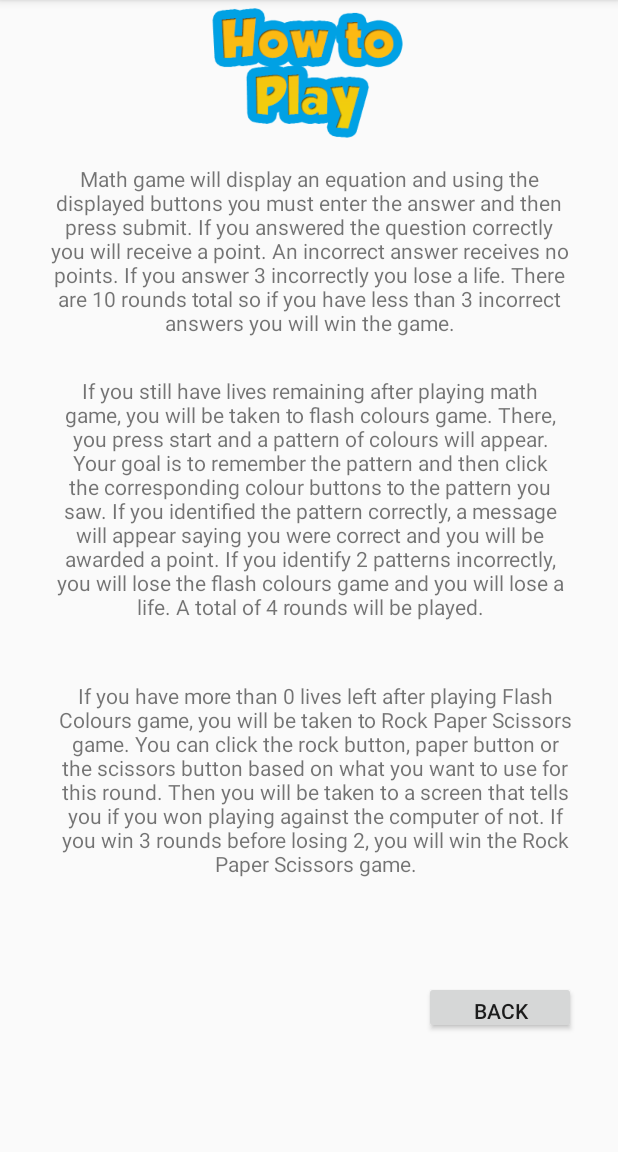
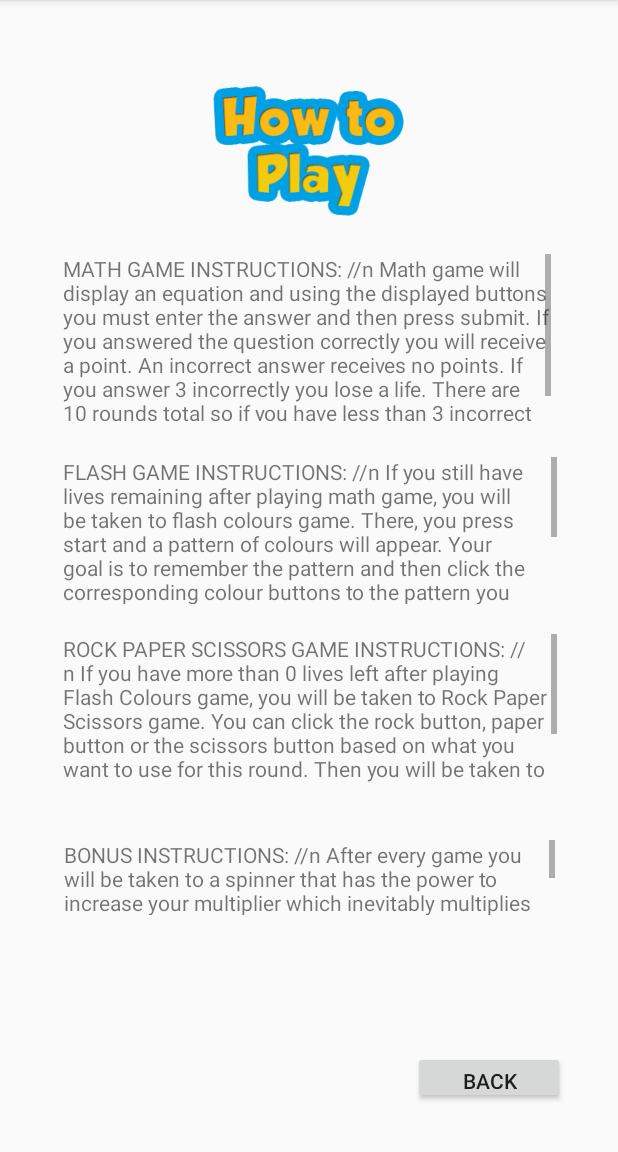
Before and after one commit to CraigP17/GameBoi-CSC207, an Android app: the Instructions screen opened directly, with no data from a screen before it, on a phone screen of 412 x 824 dp, the part 84-1236 px from its top. Run offline under Robolectric (Android 15) with nearby library versions, the phone set to English and light mode, and no system bars.

Commit message:
added scroll feature to instructions.

```diff
--- a/phase2/app/src/main/java/com/example/gameboi/RockPaperScissors/RockPaperScissors.java
+++ b/phase2/app/src/main/java/com/example/gameboi/RockPaperScissors/RockPaperScissors.java
@@ -7,6 +7,7 @@ import android.view.View;
 
 import android.widget.ImageView;
 import android.widget.TextView;
+import android.widget.Toast;
 
 import com.example.gameboi.ScorePages.FlashLoss;
 import com.example.gameboi.ScorePages.FlashWin;
@@ -56,8 +57,16 @@ public class RockPaperScissors extends AppCompatActivity {
         HashMap<String, String> winnersRpS = buildMap();
 
         Random rand = new Random();
-        //if this button is for rock
         String computerchoice = arr[rand.nextInt(arr.length)];
+
+        if (computerchoice == "Scissors" && playerValue == "Rock") {
+            player.foundHiddenfeature();
+            Toast toast = Toast.makeText(this, "Congrats! You unlocked the hidden " +
+                    "feature, you're multiplier doubles!", Toast.LENGTH_SHORT);
+            toast.show();
+        }
+
+
         if (winnersRpS.get(playerValue).equals(computerchoice)) {
             //user wins, do add to wins
             winsRpS += 1;
--- a/phase2/app/src/main/java/com/example/gameboi/ScorePages/Leaderboard.java
+++ b/phase2/app/src/main/java/com/example/gameboi/ScorePages/Leaderboard.java
@@ -165,7 +165,7 @@ public class Leaderboard extends AppCompatActivity implements OnItemSelectedList
         // for loop that determines the user in users list with highest highscore
         for (User item: tempUserslist){
             if (item.getMultiplier() <= leastMultiplier) {
-                leastMultiplier = item.getLives();
+                leastMultiplier = item.getMultiplier();
                 userLeastmultiplier = item;
             }
         }
@@ -264,7 +264,9 @@ public class Leaderboard extends AppCompatActivity implements OnItemSelectedList
         thirdscore.setText(String.valueOf(leastLives));
     }
 
+
     public void playAgain(View view) {
+
         FileManager file = new FileManager(this);
 
     }
--- a/phase2/app/src/main/java/com/example/gameboi/StartupPages/Instructions.java
+++ b/phase2/app/src/main/java/com/example/gameboi/StartupPages/Instructions.java
@@ -5,6 +5,8 @@ import androidx.appcompat.app.AppCompatActivity;
 import android.content.Intent;
 import android.os.Bundle;
 import android.view.View;
+import android.widget.TextView;
+import android.text.method.ScrollingMovementMethod;
 
 public class Instructions extends AppCompatActivity {
 
@@ -12,6 +14,18 @@ public class Instructions extends AppCompatActivity {
     protected void onCreate(Bundle savedInstanceState) {
         super.onCreate(savedInstanceState);
         setContentView(R.layout.activity_instructions);
+
+        TextView textView2 = (TextView) findViewById(R.id.textView2);
+        textView2.setMovementMethod(new ScrollingMovementMethod());
+
+        TextView textView40 = (TextView) findViewById(R.id.textView40);
+        textView40.setMovementMethod(new ScrollingMovementMethod());
+
+        TextView textView42 = (TextView) findViewById(R.id.textView42);
+        textView42.setMovementMethod(new ScrollingMovementMethod());
+
+        TextView textView29 = (TextView) findViewById(R.id.textView29);
+        textView29.setMovementMethod(new ScrollingMovementMethod());
     }
 
     public void backButton(View view) {
--- a/phase2/app/src/main/java/com/example/gameboi/UserClasses/User.java
+++ b/phase2/app/src/main/java/com/example/gameboi/UserClasses/User.java
@@ -249,4 +249,8 @@ public class User implements Parcelable {
     //TODO: replace this method once difficulties have been implemented!
     public boolean isHard(){return false;}
 
+    public void foundHiddenfeature() {
+        stats.setMultiplier(stats.getMultiplier()*2);
+    }
+
 }
--- a/phase2/app/src/main/res/layout/activity_instructions.xml
+++ b/phase2/app/src/main/res/layout/activity_instructions.xml
@@ -11,66 +11,86 @@
         android:layout_width="298dp"
         android:layout_height="101dp"
         android:layout_marginStart="56dp"
+        android:layout_marginTop="52dp"
+        android:layout_marginEnd="57dp"
+        app:layout_constraintEnd_toEndOf="parent"
+        app:layout_constraintHorizontal_bias="1.0"
         app:layout_constraintStart_toStartOf="parent"
-        app:srcCompat="@drawable/howtplaytitle"
-        tools:layout_editor_absoluteY="90dp" />
-
-    <TextView
-        android:id="@+id/textView39"
-        android:layout_width="348dp"
-        android:layout_height="133dp"
-        android:layout_marginStart="56dp"
-        android:layout_marginTop="8dp"
-        android:layout_marginEnd="54dp"
-        android:text="@string/text_for_mathgame"
-        android:textAlignment="center"
-        app:layout_constraintEnd_toEndOf="parent"
-        app:layout_constraintHorizontal_bias="0.531"
-        app:layout_constraintStart_toStartOf="parent"
-        app:layout_constraintTop_toBottomOf="@+id/imageView10" />
+        app:layout_constraintTop_toTopOf="parent"
+        app:srcCompat="@drawable/howtplaytitle" />
 
     <TextView
         android:id="@+id/textView40"
-        android:layout_width="343dp"
-        android:layout_height="186dp"
+        android:layout_width="329dp"
+        android:layout_height="98dp"
         android:layout_marginStart="56dp"
-        android:layout_marginTop="8dp"
+        android:layout_marginTop="24dp"
         android:layout_marginEnd="54dp"
+        android:scrollbars="vertical"
         android:text="@string/text_for_flashgame"
-        android:textAlignment="center"
+        android:textAlignment="textStart"
         app:layout_constraintEnd_toEndOf="parent"
+        app:layout_constraintHorizontal_bias="0.535"
         app:layout_constraintStart_toStartOf="parent"
-        app:layout_constraintTop_toBottomOf="@+id/textView39" />
+        app:layout_constraintTop_toBottomOf="@+id/textView2" />
 
     <TextView
         android:id="@+id/textView42"
-        android:layout_width="348dp"
-        android:layout_height="137dp"
+        android:layout_width="329dp"
+        android:layout_height="99dp"
         android:layout_marginStart="56dp"
-        android:layout_marginTop="17dp"
+        android:layout_marginTop="20dp"
         android:layout_marginEnd="54dp"
-        android:layout_marginBottom="21dp"
+        android:scrollbars="vertical"
         android:text="@string/text_for_rpsgame"
-        android:textAlignment="center"
-        app:layout_constraintBottom_toBottomOf="parent"
+        android:textAlignment="textStart"
         app:layout_constraintEnd_toEndOf="parent"
-        app:layout_constraintHorizontal_bias="0.446"
+        app:layout_constraintHorizontal_bias="0.535"
         app:layout_constraintStart_toStartOf="parent"
-        app:layout_constraintTop_toBottomOf="@+id/textView40"
-        app:layout_constraintVertical_bias="0.0" />
+        app:layout_constraintTop_toBottomOf="@+id/textView40" />
 
     <Button
         android:id="@+id/button2"
         android:layout_width="101dp"
         android:layout_height="35dp"
-        android:layout_marginStart="282dp"
-        android:layout_marginEnd="28dp"
-        android:layout_marginBottom="16dp"
+        android:layout_marginStart="275dp"
+        android:layout_marginEnd="35dp"
+        android:layout_marginBottom="32dp"
         android:onClick="backButton"
         android:text="@string/back"
         app:layout_constraintBottom_toBottomOf="parent"
         app:layout_constraintEnd_toEndOf="parent"
+        app:layout_constraintHorizontal_bias="0.0"
+        app:layout_constraintStart_toStartOf="parent" />
+
+    <TextView
+        android:id="@+id/textView2"
+        android:layout_width="325dp"
+        android:layout_height="111dp"
+        android:layout_margin="16dp"
+        android:layout_marginTop="14dp"
+        android:layout_marginBottom="18dp"
+        android:scrollbars="vertical"
+        android:text="@string/text_for_mathgame"
+        android:textAlignment="textStart"
+        app:layout_constraintBottom_toTopOf="@+id/textView40"
+        app:layout_constraintEnd_toEndOf="parent"
+        app:layout_constraintHorizontal_bias="0.476"
         app:layout_constraintStart_toStartOf="parent"
-        app:layout_constraintTop_toBottomOf="@+id/textView42" />
+        app:layout_constraintTop_toBottomOf="@+id/imageView10" />
+
+    <TextView
+        android:id="@+id/textView29"
+        android:layout_width="327dp"
+        android:layout_height="50dp"
+        android:layout_marginTop="25dp"
+        android:layout_marginBottom="24dp"
+        android:scrollbars="vertical"
+        android:text="@string/text_for_bonus"
+        app:layout_constraintBottom_toTopOf="@+id/button2"
+        app:layout_constraintEnd_toEndOf="parent"
+        app:layout_constraintStart_toStartOf="parent"
+        app:layout_constraintTop_toBottomOf="@+id/textView42"
+        app:layout_constraintVertical_bias="0.159" />
 
 </androidx.constraintlayout.widget.ConstraintLayout>
--- a/phase2/app/src/main/res/layout/activity_rock_paper_scissors.xml
+++ b/phase2/app/src/main/res/layout/activity_rock_paper_scissors.xml
@@ -10,9 +10,9 @@
         android:id="@+id/textView3"
         android:layout_width="295dp"
         android:layout_height="69dp"
-        android:layout_marginStart="53dp"
-        android:layout_marginEnd="64dp"
-        android:layout_marginBottom="128dp"
+        android:layout_marginStart="60dp"
+        android:layout_marginEnd="56dp"
+        android:layout_marginBottom="113dp"
         android:fontFamily="@font/bangers"
         android:text="@string/rock_paper_scissor_game"
         android:textSize="30sp"
@@ -24,11 +24,12 @@
         android:id="@+id/imageButton"
         android:layout_width="wrap_content"
         android:layout_height="wrap_content"
-        android:layout_marginTop="49dp"
+        android:layout_marginTop="54dp"
         android:contentDescription="@string/rock"
         android:onClick="Rock"
         android:src="@drawable/rock"
         app:layout_constraintEnd_toEndOf="parent"
+        app:layout_constraintHorizontal_bias="0.498"
         app:layout_constraintStart_toStartOf="parent"
         app:layout_constraintTop_toBottomOf="@+id/textView12" />
 
@@ -36,22 +37,22 @@
         android:id="@+id/imageButton2"
         android:layout_width="wrap_content"
         android:layout_height="wrap_content"
-        android:layout_marginStart="54dp"
+        android:layout_marginStart="60dp"
         android:contentDescription="@string/paper"
         android:onClick="Paper"
         android:src="@drawable/paper"
         app:layout_constraintBottom_toBottomOf="parent"
         app:layout_constraintStart_toStartOf="parent"
         app:layout_constraintTop_toTopOf="parent"
-        app:layout_constraintVertical_bias="0.605" />
+        app:layout_constraintVertical_bias="0.639" />
 
     <ImageButton
         android:id="@+id/imageButton3"
         android:layout_width="wrap_content"
         android:layout_height="wrap_content"
-        android:layout_marginTop="17dp"
-        android:layout_marginEnd="38dp"
-        android:layout_marginBottom="52dp"
+        android:layout_marginTop="16dp"
+        android:layout_marginEnd="40dp"
+        android:layout_marginBottom="38dp"
         android:contentDescription="@string/scissors"
         android:onClick="Scissors"
         android:src="@drawable/scissors"
--- a/phase2/app/src/main/res/values/strings.xml
+++ b/phase2/app/src/main/res/values/strings.xml
@@ -95,6 +95,8 @@
 
 
     <string name="text_for_mathgame">
+        MATH GAME INSTRUCTIONS: //n
+
         Math game will display an equation and using the displayed
         buttons you must enter the answer and then press submit.
         If you answered the question correctly you will receive
@@ -105,6 +107,8 @@
     </string>
 
     <string name="text_for_flashgame">
+        FLASH GAME INSTRUCTIONS: //n
+
         If you still have lives remaining after playing math game,
         you will be taken to flash colours game. There, you press
         start and a pattern of colours will appear. Your goal is to
@@ -117,6 +121,8 @@
     </string>
 
     <string name="text_for_rpsgame">
+        ROCK PAPER SCISSORS GAME INSTRUCTIONS: //n
+
         If you have more than 0 lives left after playing Flash Colours
         game, you will be taken to Rock Paper Scissors game. You
         can click the rock button, paper button or the scissors
@@ -127,6 +133,17 @@
         Scissors game.
     </string>
 
+    <string name="text_for_bonus">
+        BONUS INSTRUCTIONS: //n
+
+        After every game you will be taken to a spinner that has
+        the power to increase your multiplier which inevitably
+        multiplies your points. There are also multiple hidden
+        features throughout the games that can also increase
+        your multiplier so good luck!
+
+    </string>
+
     <string name="Lives">Lives:</string>
     <string name="Multiplier">Multiplier:</string>
     <string name="White">White</string>
```
